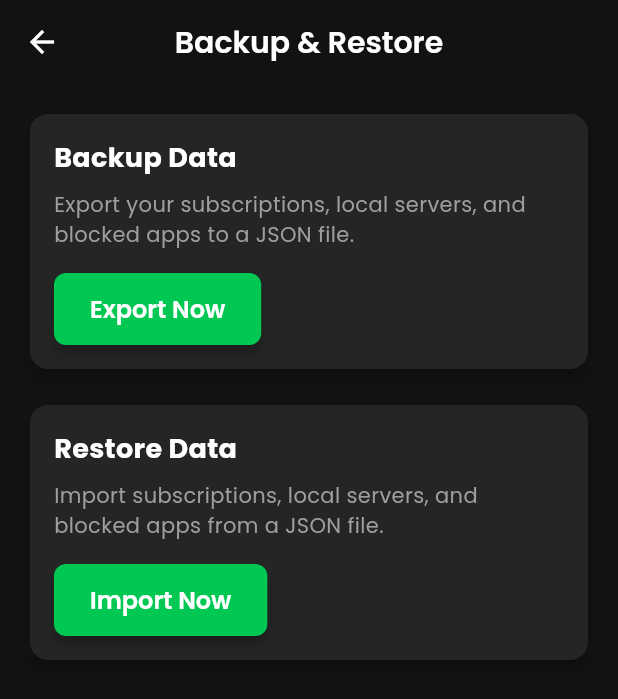
After one commit to marfanetw-maker/Proxy, a Flutter app: the BackupRestoreScreen screen opened directly, on a phone screen of 412 x 824 dp. The commit adds this screen. Shown: the top 699 px of the screen. Run offline on Flutter 3.47's test engine with Material 3 defaults, Android fonts, the phone set to English and light mode, and no system bars; our stand-ins replace file_picker, flutter_animate, google_fonts, shared_preferences, webview_flutter; missing offline and left inert: flutter_v2ray; accounts and stored records are empty; network calls fail.

```diff
--- a/lib/models/app_update.dart
+++ b/lib/models/app_update.dart
@@ -6,7 +6,7 @@ class AppUpdate {
   final String messText;
 
   // Current app version - manually set
-  static const String currentAppVersion = '2.6.0';
+  static const String currentAppVersion = '2.7.0';
 
   AppUpdate({required this.version, required this.url, required this.messText});
 
--- a/lib/providers/v2ray_provider.dart
+++ b/lib/providers/v2ray_provider.dart
@@ -15,7 +15,7 @@ class V2RayProvider with ChangeNotifier, WidgetsBindingObserver {
   bool _isLoading = false;
   String _errorMessage = '';
   bool _isLoadingServers = false;
-  bool _isProxyMode = false; // متغیر جدید برای حالت پروکسی
+  bool _isProxyMode = false;
 
   List<V2RayConfig> get configs => _configs;
   List<Subscription> get subscriptions => _subscriptions;
@@ -26,7 +26,7 @@ class V2RayProvider with ChangeNotifier, WidgetsBindingObserver {
   bool get isLoadingServers => _isLoadingServers;
   String get errorMessage => _errorMessage;
   V2RayService get v2rayService => _v2rayService;
-  bool get isProxyMode => _isProxyMode; // گتر برای حالت پروکسی
+  bool get isProxyMode => _isProxyMode;
 
   V2RayProvider() {
     WidgetsBinding.instance.addObserver(this);
--- a/lib/screens/about_screen.dart
+++ b/lib/screens/about_screen.dart
@@ -48,7 +48,7 @@ class AboutScreen extends StatelessWidget {
 
             // App Version
             const Text(
-              'Version 2.6.0',
+              'Version 2.7.0',
               style: TextStyle(fontSize: 16, color: Colors.grey),
             ),
 
--- /dev/null
+++ b/lib/screens/backup_restore_screen.dart
@@ -0,0 +1,237 @@
+import 'dart:convert';
+import 'dart:io';
+import 'package:flutter/material.dart';
+import 'package:shared_preferences/shared_preferences.dart';
+import 'package:path_provider/path_provider.dart';
+import 'package:file_picker/file_picker.dart';
+import '../theme/app_theme.dart';
+
+class BackupRestoreScreen extends StatefulWidget {
+  const BackupRestoreScreen({super.key});
+
+  @override
+  State<BackupRestoreScreen> createState() => _BackupRestoreScreenState();
+}
+
+class _BackupRestoreScreenState extends State<BackupRestoreScreen> {
+  bool _isLoading = false;
+  String? _statusMessage;
+
+  Future<void> _exportData() async {
+    setState(() {
+      _isLoading = true;
+      _statusMessage = null;
+    });
+
+    try {
+      final prefs = await SharedPreferences.getInstance();
+      final subscriptions = prefs.getStringList('v2ray_subscriptions') ?? [];
+      final configs = prefs.getStringList('v2ray_configs') ?? [];
+      final blockedApps = prefs.getStringList('blocked_apps') ?? [];
+
+      final data = {
+        'subscriptions': subscriptions,
+        'configs': configs,
+        'blocked_apps': blockedApps,
+      };
+
+      final jsonString = jsonEncode(data);
+      final timestamp = DateTime.now().toIso8601String().replaceAll(':', '-');
+      final fileName = 'settings-pc-$timestamp.json';
+
+      // Get the Downloads directory
+      Directory? downloadsDir;
+      try {
+        downloadsDir = Directory('/storage/emulated/0/Download');
+        // Check if the directory exists, create it if it doesn't
+        if (!await downloadsDir.exists()) {
+          await downloadsDir.create(recursive: true);
+        }
+      } catch (e) {
+        // Fallback to temporary directory if Downloads is inaccessible
+        downloadsDir = await getTemporaryDirectory();
+      }
+
+      final file = File('${downloadsDir.path}/$fileName');
+      await file.writeAsString(jsonString);
+
+      setState(() {
+        _statusMessage = 'Backup saved to Downloads/$fileName';
+      });
+    } catch (e) {
+      setState(() {
+        _statusMessage = 'Error exporting data: $e';
+      });
+    } finally {
+      setState(() {
+        _isLoading = false;
+      });
+    }
+  }
+
+  Future<void> _importData() async {
+    setState(() {
+      _isLoading = true;
+      _statusMessage = null;
+    });
+
+    try {
+      final result = await FilePicker.platform.pickFiles(
+        type: FileType.custom,
+        allowedExtensions: ['json'],
+      );
+
+      if (result == null || result.files.isEmpty) {
+        setState(() {
+          _statusMessage = 'No file selected';
+        });
+        return;
+      }
+
+      final file = File(result.files.single.path!);
+      final jsonString = await file.readAsString();
+      final data = jsonDecode(jsonString) as Map<String, dynamic>;
+
+      final prefs = await SharedPreferences.getInstance();
+      await prefs.setStringList(
+        'v2ray_subscriptions',
+        List<String>.from(data['subscriptions'] ?? []),
+      );
+      await prefs.setStringList(
+        'v2ray_configs',
+        List<String>.from(data['configs'] ?? []),
+      );
+      await prefs.setStringList(
+        'blocked_apps',
+        List<String>.from(data['blocked_apps'] ?? []),
+      );
+
+      setState(() {
+        _statusMessage =
+            'Data imported successfully. Please restart the app to show data.';
+      });
+    } catch (e) {
+      setState(() {
+        _statusMessage = 'Error importing data: $e';
+      });
+    } finally {
+      setState(() {
+        _isLoading = false;
+      });
+    }
+  }
+
+  @override
+  Widget build(BuildContext context) {
+    return Scaffold(
+      backgroundColor: AppTheme.primaryDark,
+      appBar: AppBar(
+        title: const Text('Backup & Restore'),
+        backgroundColor: AppTheme.primaryDark,
+        elevation: 0,
+      ),
+      body: Padding(
+        padding: const EdgeInsets.all(16.0),
+        child: Column(
+          crossAxisAlignment: CrossAxisAlignment.start,
+          children: [
+            Card(
+              color: AppTheme.cardDark,
+              elevation: 4,
+              shape: RoundedRectangleBorder(
+                borderRadius: BorderRadius.circular(12),
+              ),
+              child: Padding(
+                padding: const EdgeInsets.all(16.0),
+                child: Column(
+                  crossAxisAlignment: CrossAxisAlignment.start,
+                  children: [
+                    const Text(
+                      'Backup Data',
+                      style: TextStyle(
+                        fontSize: 18,
+                        fontWeight: FontWeight.bold,
+                        color: Colors.white,
+                      ),
+                    ),
+                    const SizedBox(height: 8),
+                    const Text(
+                      'Export your subscriptions, local servers, and blocked apps to a JSON file.',
+                      style: TextStyle(fontSize: 14, color: Colors.grey),
+                    ),
+                    const SizedBox(height: 16),
+                    ElevatedButton(
+                      onPressed: _isLoading ? null : _exportData,
+                      style: ElevatedButton.styleFrom(
+                        backgroundColor: AppTheme.primaryGreen,
+                        shape: RoundedRectangleBorder(
+                          borderRadius: BorderRadius.circular(8),
+                        ),
+                      ),
+                      child: _isLoading
+                          ? const CircularProgressIndicator(color: Colors.white)
+                          : const Text('Export Now'),
+                    ),
+                  ],
+                ),
+              ),
+            ),
+            const SizedBox(height: 16),
+            Card(
+              color: AppTheme.cardDark,
+              elevation: 4,
+              shape: RoundedRectangleBorder(
+                borderRadius: BorderRadius.circular(12),
+              ),
+              child: Padding(
+                padding: const EdgeInsets.all(16.0),
+                child: Column(
+                  crossAxisAlignment: CrossAxisAlignment.start,
+                  children: [
+                    const Text(
+                      'Restore Data',
+                      style: TextStyle(
+                        fontSize: 18,
+                        fontWeight: FontWeight.bold,
+                        color: Colors.white,
+                      ),
+                    ),
+                    const SizedBox(height: 8),
+                    const Text(
+                      'Import subscriptions, local servers, and blocked apps from a JSON file.',
+                      style: TextStyle(fontSize: 14, color: Colors.grey),
+                    ),
+                    const SizedBox(height: 16),
+                    ElevatedButton(
+                      onPressed: _isLoading ? null : _importData,
+                      style: ElevatedButton.styleFrom(
+                        backgroundColor: AppTheme.primaryGreen,
+                        shape: RoundedRectangleBorder(
+                          borderRadius: BorderRadius.circular(8),
+                        ),
+                      ),
+                      child: _isLoading
+                          ? const CircularProgressIndicator(color: Colors.white)
+                          : const Text('Import Now'),
+                    ),
+                  ],
+                ),
+              ),
+            ),
+            if (_statusMessage != null) ...[
+              const SizedBox(height: 16),
+              Text(
+                _statusMessage!,
+                style: TextStyle(
+                  color: _statusMessage!.contains('Error')
+                      ? Colors.red
+                      : AppTheme.primaryGreen,
+                ),
+              ),
+            ],
+          ],
+        ),
+      ),
+    );
+  }
+}
--- a/lib/screens/tools_screen.dart
+++ b/lib/screens/tools_screen.dart
@@ -10,6 +10,7 @@ import 'subscription_management_screen.dart';
 import 'vpn_settings_screen.dart';
 import 'blocked_apps_screen.dart';
 import 'per_app_tunnel_screen.dart';
+import 'backup_restore_screen.dart';
 
 class ToolsScreen extends StatefulWidget {
   const ToolsScreen({super.key});
@@ -162,6 +163,21 @@ class _ToolsScreenState extends State<ToolsScreen> {
               );
             },
           ),
+          _buildToolCard(
+            context,
+            title: 'Backup & Restore',
+            description:
+                'Export or import subscriptions, servers, and blocked apps',
+            icon: Icons.backup,
+            onTap: () {
+              Navigator.push(
+                context,
+                MaterialPageRoute(
+                  builder: (context) => const BackupRestoreScreen(),
+                ),
+              );
+            },
+          ),
           // Add more tools here in the future
         ],
       ),
--- a/pubspec.yaml
+++ b/pubspec.yaml
@@ -49,6 +49,9 @@ dependencies:
   cached_network_image: ^3.3.1
   intl: ^0.18.1
   webview_flutter: ^4.13.0
+  file_picker: ^10.3.2
+  permission_handler: ^12.0.1
+  qr_code_scanner: ^1.0.1
 
 dev_dependencies:
   flutter_test:
```
Also changed, not shown: lib/screens/privacy_welcome_screen.dart (+58 -13 lines), lib/screens/server_selection_screen.dart (+4 -4 lines), lib/services/v2ray_service.dart (+18 -15 lines), pubspec.lock, 2 other files.
